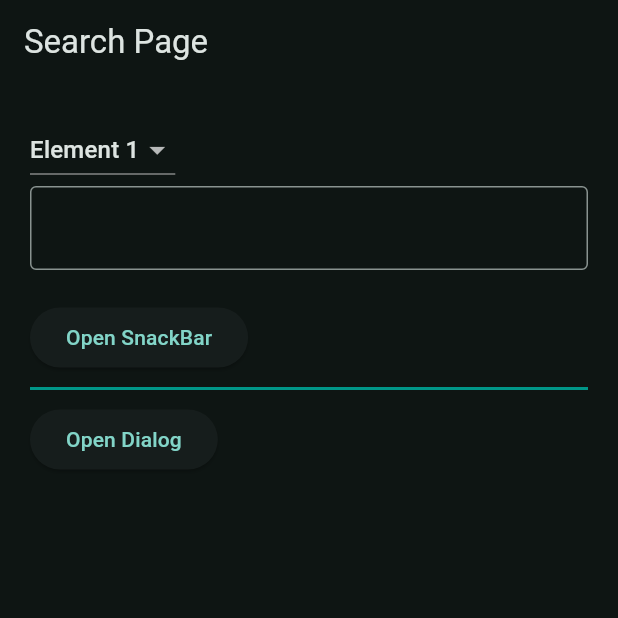
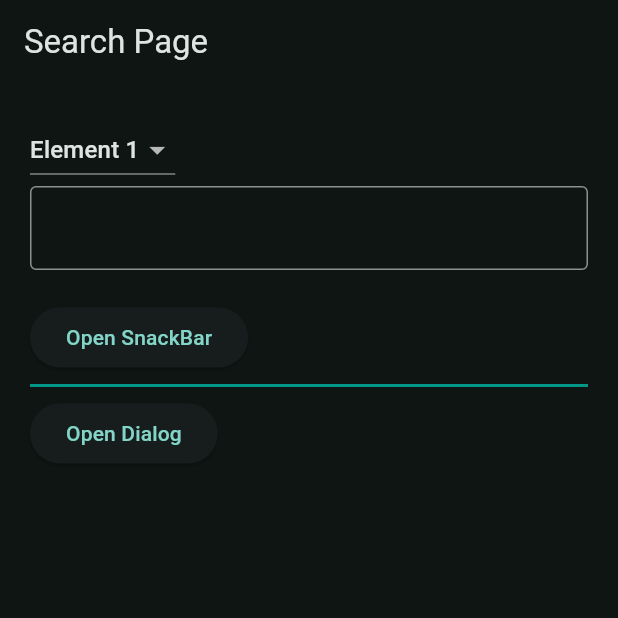
Before and after one commit to LHjortlund/flutter_april, a Flutter app: the SearchPage screen opened directly, on a phone screen of 412 x 824 dp, the top half of it. Run offline on Flutter 3.47's test engine with Material 3 defaults, Android fonts, the phone set to English and light mode, and no system bars.

Commit message:
changes to divider

```diff
--- a/lib/views/pages/search_page.dart
+++ b/lib/views/pages/search_page.dart
@@ -58,7 +58,7 @@ class _SearchPageState extends State<SearchPage> {
                   'Open SnackBar',
                 ), // Added the required child parameter
               ),
-              Divider(color: Colors.teal, height: 20, thickness: 2),
+              Divider(color: Colors.teal, thickness: 2.0),
               ElevatedButton(
                 onPressed: () {
                   showDialog(
```
